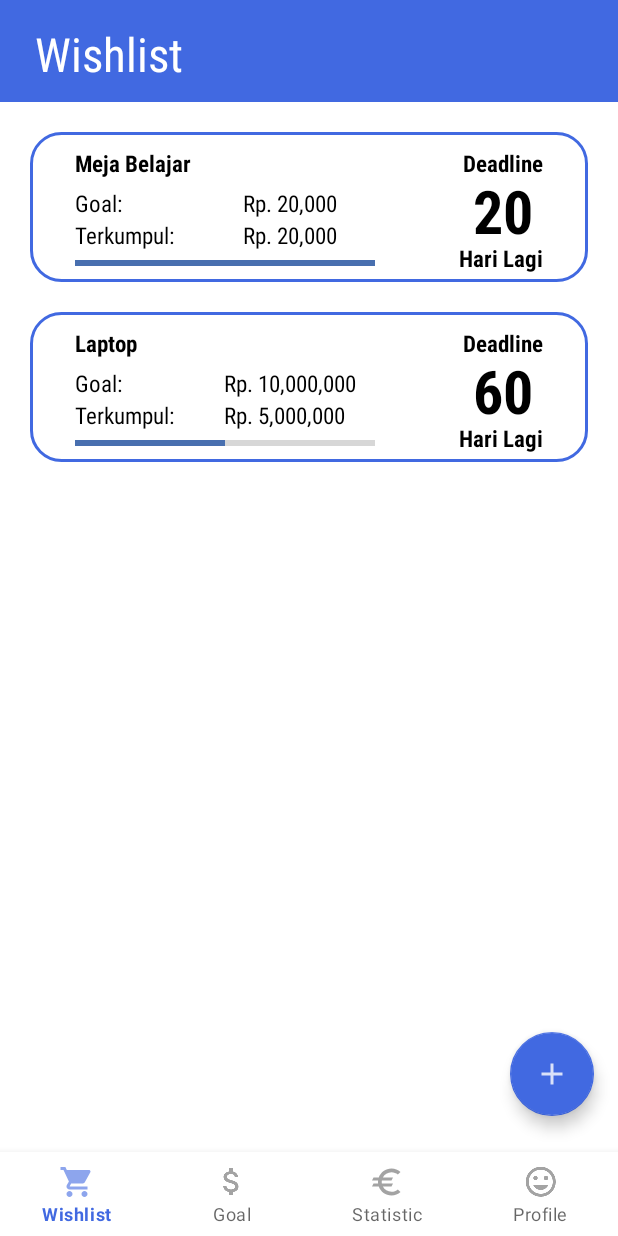
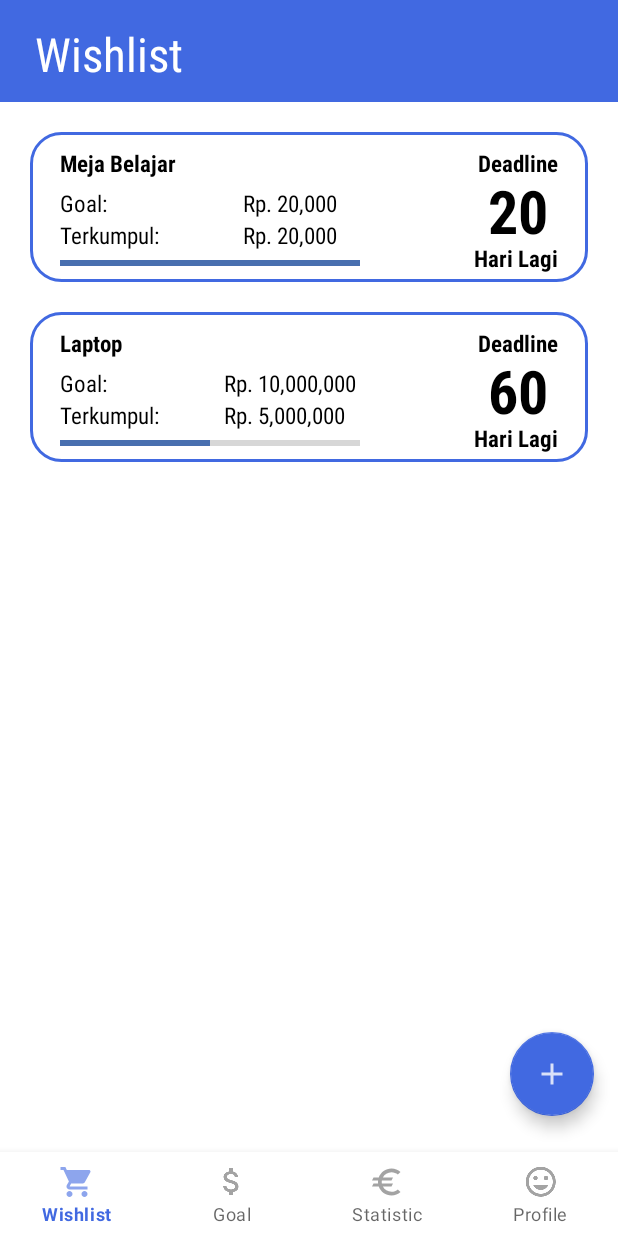
Before and after one commit to Diba15/TubesNabung, an Android app: the screen it shows after launch (MainActivity), on a phone screen of 412 x 824 dp. Run offline under Robolectric (Android 15) with nearby library versions, the light colour scheme and no system bars; 1 statement that could not run was skipped.

Commit message:
A few change

```diff
--- a/app/src/main/res/layout/fragment_statistic.xml
+++ b/app/src/main/res/layout/fragment_statistic.xml
@@ -48,6 +48,7 @@
                 android:layout_width="wrap_content"
                 android:fontFamily="sans-serif-condensed"
                 android:textSize="14pt"
+                android:textColor="@color/black"
                 android:text="@string/okt"
                 android:layout_height="wrap_content"
                 app:layout_constraintStart_toStartOf="parent"
--- a/app/src/main/res/layout/item_wishlist.xml
+++ b/app/src/main/res/layout/item_wishlist.xml
@@ -10,9 +10,9 @@
         android:layout_height="100dp"
         android:layout_marginLeft="20dp"
         android:layout_marginTop="20dp"
-        android:paddingLeft="30dp"
+        android:paddingLeft="20dp"
         android:paddingTop="10dp"
-        android:paddingRight="30dp"
+        android:paddingRight="20dp"
         android:layout_marginRight="20dp"
         android:background="@drawable/radius_history"
         app:layout_constraintTop_toTopOf="parent">
```
